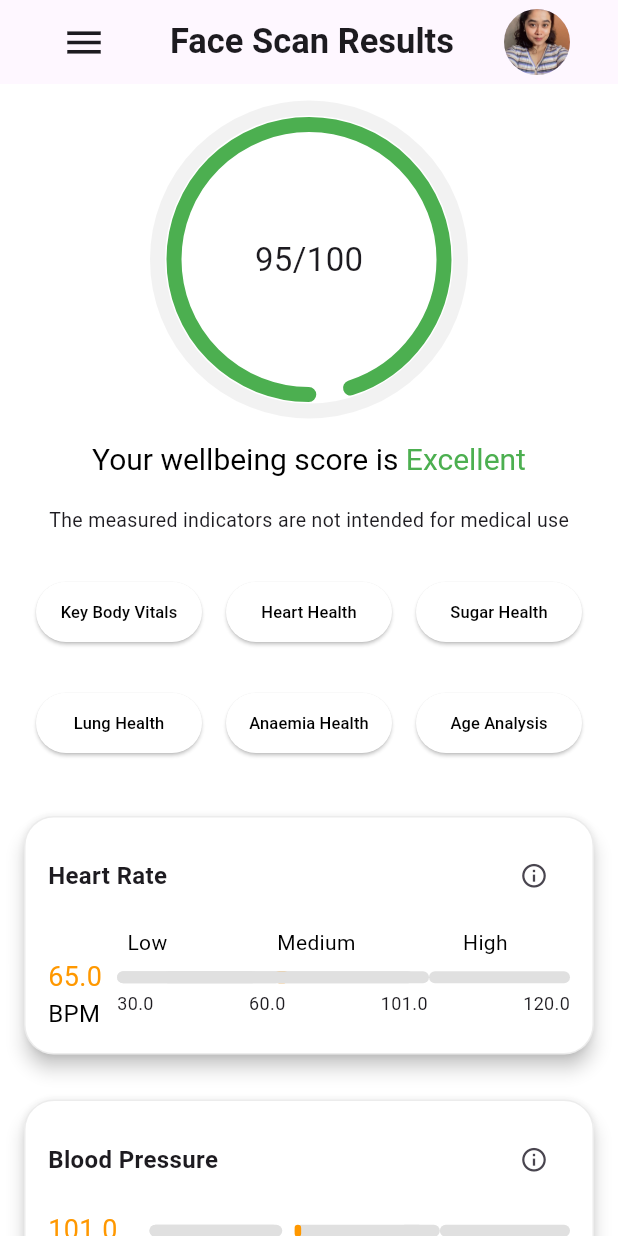
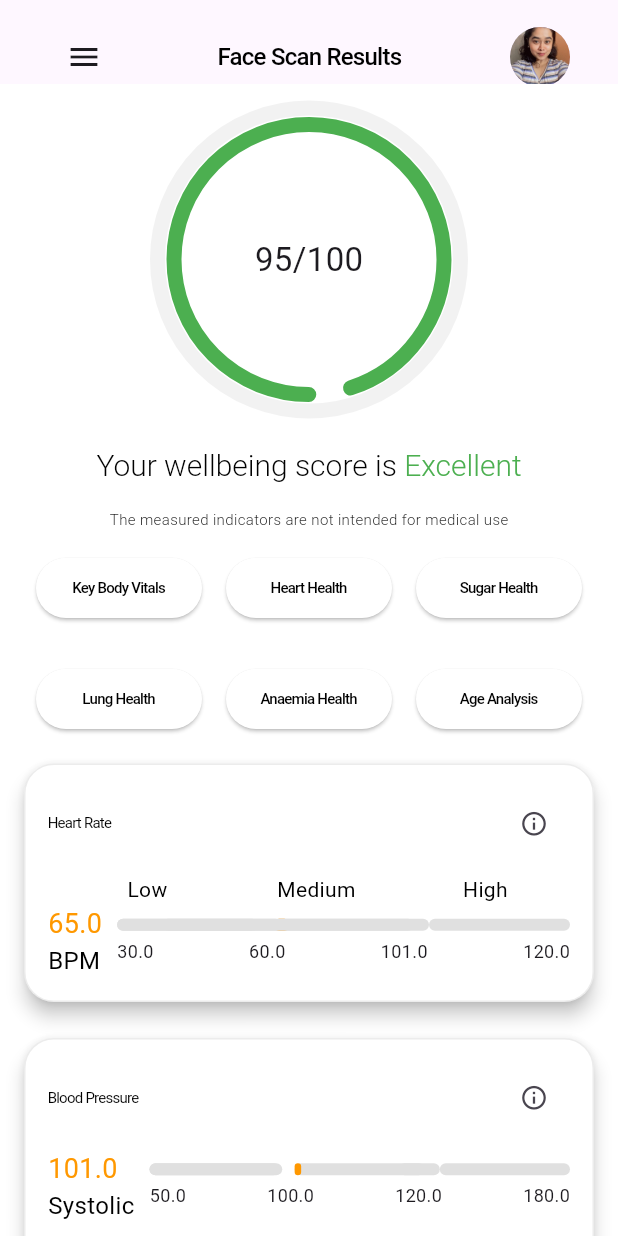
Before and after one commit to anafariya/result_screen, a Flutter app: the screen it shows after launch, on a phone screen of 412 x 824 dp. Run offline on Flutter 3.47's test engine with Material 3 defaults, Android fonts, the light colour scheme and no system bars; Roboto replaces fonts that are missing (Poppins).

Commit message:
adjusted fonts and paddings according to the figma file

```diff
--- a/lib/widgets/capsule_button.dart
+++ b/lib/widgets/capsule_button.dart
@@ -26,10 +26,13 @@ class CapsuleButton extends StatelessWidget {
               borderRadius: BorderRadius.circular(20),
             ),
             padding: const EdgeInsets.symmetric(vertical: 5, horizontal: 15),
+
           ),
           onPressed: onPressed,
           child: Text(text,
-          style:  TextStyle(fontSize: 11,
+          style:  TextStyle(fontSize: 10,fontWeight: FontWeight.w500,
+            height: 0.20,
+            letterSpacing: -0.50,
           color: isSelected ? Colors.white : Colors.black,
           fontFamily: 'Poppins'),),
         ),
--- a/lib/widgets/double_indicator_card.dart
+++ b/lib/widgets/double_indicator_card.dart
@@ -39,7 +39,8 @@ class DoubleIndicatorCard extends StatelessWidget {
     required this.highColor,
   });
 
-  Color getValueColor(double value, double minValue, double midValue, double maxValue) {
+  Color getValueColor(
+      double value, double minValue, double midValue, double maxValue) {
     if (value < (minValue + midValue) / 2) {
       return lowColor;
     } else if (value < midValue) {
@@ -62,7 +63,7 @@ class DoubleIndicatorCard extends StatelessWidget {
         borderRadius: BorderRadius.circular(20),
         side: BorderSide(color: Colors.grey.withOpacity(0.2), width: 1),
       ),
-      margin: const EdgeInsets.symmetric(vertical: 10),
+      margin: const EdgeInsets.symmetric(vertical: 0),
       child: Padding(
         padding: const EdgeInsets.all(16.0),
         child: Column(
@@ -73,7 +74,14 @@ class DoubleIndicatorCard extends StatelessWidget {
               children: [
                 Text(
                   title,
-                  style: const TextStyle(fontSize: 16, fontWeight: FontWeight.bold),
+                  style: const TextStyle(
+                    color: Colors.black,
+                    fontSize: 10,
+                    fontFamily: 'Poppins',
+                    fontWeight: FontWeight.w400,
+                    height: 0.20,
+                    letterSpacing: -0.50,
+                  ),
                 ),
                 IconButton(
                   icon: const Icon(Icons.info_outline, size: 19),
--- a/lib/widgets/header.dart
+++ b/lib/widgets/header.dart
@@ -9,20 +9,23 @@ class Header extends StatelessWidget {
         mainAxisAlignment: MainAxisAlignment.spaceBetween,
         children: <Widget>[
           IconButton(
-            icon: const Icon(Icons.menu, size: 30), // Increased icon size
+            icon: const Icon(Icons.menu, size: 24),
             onPressed: () {
-              // Add functionality here
             },
           ),
           const Text(
-            'Face Scan Results',
+            'Face Scan Results  ',
             style: TextStyle(
-              fontSize: 23,
-              fontWeight: FontWeight.bold,
+              color: Colors.black,
+              fontSize: 16,
+              fontFamily: 'Poppins',
+              fontWeight: FontWeight.w500,
+              height: 0.08,
+              letterSpacing: -0.50,
             ),
           ),
           const CircleAvatar(
-            radius: 22,
+            radius: 20,
             backgroundImage: AssetImage('assets/images/ana3.jpg'),
           ),
         ],
--- a/lib/widgets/indicator_card.dart
+++ b/lib/widgets/indicator_card.dart
@@ -66,7 +66,7 @@ class IndicatorCard extends StatelessWidget {
         borderRadius: BorderRadius.circular(20),
         side: BorderSide(color: Colors.grey.withOpacity(0.2), width: 1),
       ),
-      margin: const EdgeInsets.symmetric(vertical: 10),
+      margin: const EdgeInsets.symmetric(vertical: 0),
       child: Padding(
         padding: const EdgeInsets.all(16.0),
         child: Column(
@@ -75,11 +75,15 @@ class IndicatorCard extends StatelessWidget {
             Row(
               mainAxisAlignment: MainAxisAlignment.spaceBetween,
               children: [
-                Text(
-                  title,
-                  style: const TextStyle(
-                      fontSize: 16, fontWeight: FontWeight.bold),
-                ),
+                Text(title,
+                    style: const TextStyle(
+                      color: Colors.black,
+                      fontSize: 10,
+                      fontFamily: 'Poppins',
+                      fontWeight: FontWeight.w400,
+                      height: 0.20,
+                      letterSpacing: -0.50,
+                    )),
                 IconButton(
                   icon: const Icon(Icons.info_outline, size: 19),
                   onPressed: () {
--- a/lib/widgets/result_screen.dart
+++ b/lib/widgets/result_screen.dart
@@ -27,7 +27,13 @@ class _ResultScreenState extends State<ResultScreen> {
 
     return Scaffold(
       appBar: AppBar(
-        title:  Header(),
+        title: Column(
+          children: [
+            const SizedBox(height: 60),
+            Header(),
+            const SizedBox(height: 40),
+          ],
+        ),
         automaticallyImplyLeading: false, // Removes default back arrow
       ),
       backgroundColor: Colors.white, // Set the background color to white
@@ -67,40 +73,46 @@ class _ResultScreenState extends State<ResultScreen> {
                 ),
               ],
             ),
-            const SizedBox(height: 20),
-              RichText(
-              text: TextSpan(
+            const SizedBox(height: 24),
+            RichText(
+              text: const TextSpan(
                 text: 'Your wellbeing score is ',
-                style: const TextStyle(
+                style: TextStyle(
                   fontSize: 20,
-                  fontWeight: FontWeight.normal,
+                  fontWeight: FontWeight.w300,
                   color: Colors.black,
                 ),
                 children: <TextSpan>[
                   if (overallScore > 70)
-                    const TextSpan(
+                    TextSpan(
                       text: 'Excellent',
                       style: TextStyle(color: Colors.green),
                     )
                   else if (overallScore > 40)
-                    const TextSpan(
+                    TextSpan(
                       text: 'Good',
                       style: TextStyle(color: Colors.blue),
                     )
                   else
-                    const TextSpan(
+                    TextSpan(
                       text: 'Poor',
                       style: TextStyle(color: Colors.red),
                     ),
                 ],
               ),
             ),
-            const SizedBox(height: 20),
+            const SizedBox(height: 24),
             const Text(
               'The measured indicators are not intended for medical use',
-              style: TextStyle(fontSize: 13, fontWeight: FontWeight.w400),
+              style: TextStyle(
+                color: Colors.black,
+                fontSize: 10,
+                fontWeight: FontWeight.w300,
+                fontFamily: 'Poppins',
+                height: 0.24,
+              ),
             ),
-            const SizedBox(height: 20),
+            const SizedBox(height: 13),
             Row(
               mainAxisAlignment: MainAxisAlignment.spaceEvenly,
               children: [
@@ -142,7 +154,7 @@ class _ResultScreenState extends State<ResultScreen> {
                 ),
               ],
             ),
-            const SizedBox(height: 20),
+            const SizedBox(height: 11),
             const IndicatorCard(
               title: 'Heart Rate',
               unit: 'BPM',
@@ -155,7 +167,7 @@ class _ResultScreenState extends State<ResultScreen> {
               midColor: Colors.orange,
               highColor: Colors.red,
             ),
-            const SizedBox(height: 10), // Add a small gap between cards
+            const SizedBox(height: 24), // Add a small gap between cards
             const DoubleIndicatorCard(
               title: 'Blood Pressure',
               unit1: 'Systolic',
@@ -174,7 +186,7 @@ class _ResultScreenState extends State<ResultScreen> {
               midColor: Colors.orange,
               highColor: Colors.red,
             ),
-            const SizedBox(height: 10), // Add a small gap between cards
+            const SizedBox(height: 24), // Add a small gap between cards
             const IndicatorCard(
               title: 'Oxygen Level',
               unit: 'SpO2',
@@ -187,7 +199,7 @@ class _ResultScreenState extends State<ResultScreen> {
               midColor: Colors.orange,
               highColor: Colors.green,
             ),
-            const SizedBox(height: 10), // Add a small gap between cards
+            const SizedBox(height: 24), // Add a small gap between cards
             const IndicatorCard(
               title: 'Hemoglobin',
               unit: 'g/dl',
@@ -200,7 +212,7 @@ class _ResultScreenState extends State<ResultScreen> {
               midColor: Colors.orange,
               highColor: Colors.green,
             ),
-            const SizedBox(height: 10), // Add a small gap between cards
+            const SizedBox(height: 24), // Add a small gap between cards
             const IndicatorCard(
               title: 'Glycated Hemoglobin',
               unit: 'HbA1c',
@@ -213,24 +225,55 @@ class _ResultScreenState extends State<ResultScreen> {
               midColor: Color.fromRGBO(218, 76, 104, 1),
               highColor: Color.fromRGBO(220, 125, 87, 1),
             ),
-            const SizedBox(height: 20),
-            ElevatedButton(
-              onPressed: () {},
-              style: ElevatedButton.styleFrom(
-                backgroundColor: Colors.white,
-                foregroundColor: const Color.fromRGBO(220, 125, 87, 1),
+            const SizedBox(height: 23),
+            Container(
+              width: 247,
+              height: 48,
+              padding: const EdgeInsets.only(
+                  left: 50.0,
+                  top: 12.0,
+                  right: 20.0,
+                  bottom: 12.0), // Adjust values as needed
+              clipBehavior: Clip.antiAlias,
+              decoration: ShapeDecoration(
                 shape: RoundedRectangleBorder(
-                  borderRadius: BorderRadius.circular(20),
-                  side: const BorderSide(
-                    color: Color.fromRGBO(220, 125, 87, 1),
-                  ),
+                  side: const BorderSide(width: 1, color: Color(0xFFDC7D57)),
+                  borderRadius: BorderRadius.circular(30),
                 ),
               ),
-              child: const Text("Back to Home page"),
+              child: const Row(
+                // Remove mainAxisAlignment
+                mainAxisSize: MainAxisSize.max, // Set max width
+                crossAxisAlignment:
+                    CrossAxisAlignment.center, // Center vertically
+                children: [
+                  Text(
+                    'Back to Home page',
+                    textAlign:
+                        TextAlign.center, // Center text within its line box
+                    style: TextStyle(
+                      color: Color(0xFFDC7D57),
+                      fontSize: 16,
+                      fontFamily: 'Poppins',
+                      fontWeight: FontWeight.w600,
+                      height: 0, // Remove line height if needed
+                    ),
+                  ),
+                ],
+              ),
             ),
-            TextButton(
-              onPressed: () {},
-              child: const Text("Take scan again"),
+
+            const SizedBox(height: 16),
+            const Text(
+              'Take scan again',
+              textAlign: TextAlign.center,
+              style: TextStyle(
+                color: Color(0xFF213D68),
+                fontSize: 16,
+                fontFamily: 'Poppins',
+                fontWeight: FontWeight.w600,
+                height: 0,
+              ),
             ),
           ],
         ),
```
